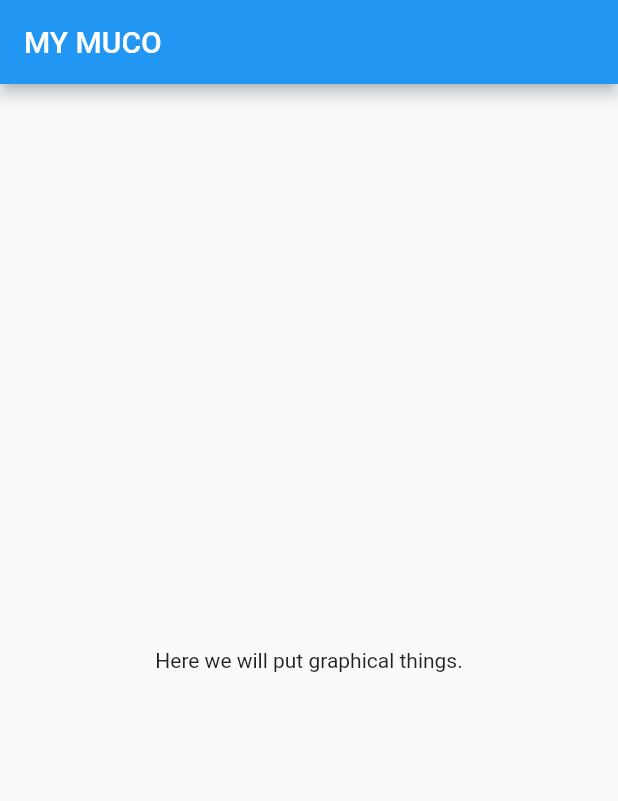
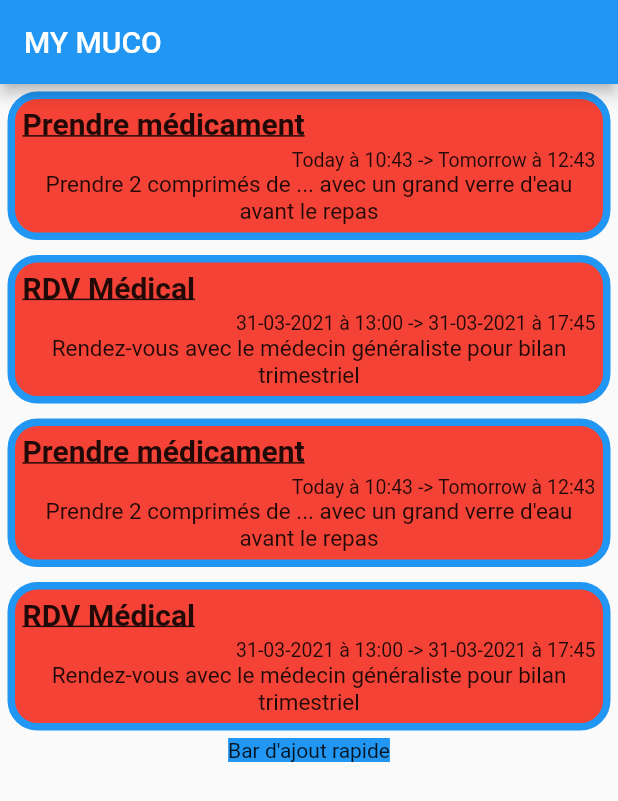
Before and after one commit to Kritor-cyber/MaMuco, a Flutter app: the screen it shows after launch, on a phone screen of 412 x 824 dp. Shown: the top 801 px of the screen. Run offline on Flutter 3.47's test engine with Material 2 defaults, Android fonts, the phone set to English and light mode, and no system bars.

Commit message:
Creating welcome page

```diff
--- /dev/null
+++ b/lib/CalendarEvent.dart
@@ -0,0 +1,30 @@
+import 'internationalization.dart';
+import 'utilities.dart';
+
+class CalendarEvent {
+  static Internationalization language;
+
+  DateTime startTime, endTime;
+  String title;
+  String infos;
+
+  static void setLanguage(Internationalization lang) { language = lang; }
+
+  DateTime getStartTime() { return startTime; }
+  DateTime getEndTime() { return endTime; }
+  String getTitle() { return title; }
+  String getInfos() { return infos; }
+
+  void setStartTime(DateTime time) { startTime = time; }
+  void setEndTime(DateTime time) { endTime = time; }
+  void setTitle(String newTitle) { title = newTitle; }
+  void setInfos(String newInfos) { infos = newInfos; }
+
+  String getStartTimeString() {
+    return dateToString(startTime);
+  }
+
+  String getEndTimeString() {
+    return dateToString(endTime);
+  }
+}
--- /dev/null
+++ b/lib/Date.dart
@@ -0,0 +1,50 @@
+import 'internationalization.dart';
+
+class Date {
+  static Internationalization language;
+  int year;
+  int month;
+  int day;
+  int hour;
+  int minute;
+  int second;
+
+  static void setLanguage(Internationalization newLanguage) {
+    language = newLanguage;
+  }
+
+  Date.zero() {
+    year = 0;    month = 0;    day = 0;    hour = 0;    minute = 0;    second = 0;  }
+
+  Date(this.year, this.month, this.day, this.hour, this.minute, this.second) { }
+
+  int getYear() {
+    return year;
+  }
+  int getMonth() {
+    return month;
+  }
+  String getMonthString() {
+    return language.getMonth(day);
+  }
+  int getDay() {
+    return day;
+  }
+  String getDayString() {
+    return language.getDay(day);
+  }
+  int getHour() {
+    return hour;
+  }
+  int getMinute() {
+    return minute;
+  }
+  int getSecond() {
+    return second;
+  }
+
+  String toString()
+  {
+    return getDayString() + " " + day.toString() + " " + getMonthString() + " " + year.toString();
+  }
+}
--- /dev/null
+++ b/lib/WelcomePageClasses/MainInformation.dart
@@ -0,0 +1,79 @@
+import 'package:flutter/cupertino.dart';
+import 'package:flutter/material.dart';
+import 'package:flutter/rendering.dart';
+import '../CalendarEvent.dart';
+
+class MainInformation {
+  List<CalendarEvent> events;
+
+  MainInformation() { events = null; }
+  MainInformation.Events(this.events);
+
+  List<CalendarEvent> getEvents() { return events; }
+  void setEvents(List<CalendarEvent> newEvents) { events = newEvents; }
+
+  Widget getWidget() {
+
+    List<Widget> list = <Widget>[];
+
+    for (CalendarEvent event in events) {
+      Container container = Container(
+          //color: Colors.lightGreen,
+          margin: EdgeInsets.all(5),
+          padding: EdgeInsets.all(5),
+          decoration: BoxDecoration(
+            shape: BoxShape.rectangle,
+            border: Border.all(
+              width: 5,
+              color: Colors.blue,
+            ),
+            color: Colors.red,
+            borderRadius: BorderRadius.circular(20),
+          ),
+
+          child: Column(
+              children: [
+                  Container(
+                      width: double.infinity,
+                      child: Text(    // Title configuration
+                          event.getTitle(),
+                          textAlign: TextAlign.left,
+                          style: TextStyle(
+                              fontSize: 20,
+                              fontWeight: FontWeight.bold,
+                              decoration: TextDecoration.underline,
+                          ),
+                      ),
+
+                      padding: EdgeInsets.only(bottom: 5),
+                  ),
+                  Container(
+                      width: double.infinity,
+                      child: Text(    // Date configuration
+                          event.getStartTimeString() + " -> " + event.getEndTimeString(),
+                          textAlign: TextAlign.right,
+                          style: TextStyle(
+                              fontSize: 13,
+                          ),
+                      ),
+                  ),
+                  Container(
+                      width: double.infinity,
+                      child: Text(    // Informations configuration
+                          event.getInfos(),
+                          textAlign: TextAlign.center,
+                          style: TextStyle(
+                            fontSize: 15,
+                          ),
+                      ),
+                  ),
+              ],
+          ),
+      );
+
+      list.add(container);
+    }
+
+    return Column(children: list);
+  }
+}
--- a/lib/main.dart
+++ b/lib/main.dart
@@ -1,41 +1,43 @@
 import 'dart:io';
 import 'package:flutter/material.dart';
+import 'CalendarEvent.dart';
 import 'internationalization.dart';
 
+import 'mainPage.dart';
+import 'utilities.dart';
+
 void main() {
+
+  //debugPaintSizeEnabled = true;
   /* English is the default language but is set to system language if it exists*/
-  Internationalization language = LanguageEn();
+  language = LanguageEn();
 
   if (Platform.localeName == "fr_FR")
     language = LanguageFr();
+
+  CalendarEvent.setLanguage(language);
 
   runApp(MaterialApp(
     title: language.getAppName(),
     theme: ThemeData(
       primarySwatch: Colors.blue,
     ),
-    home: MaMucoHomePage(language: language),
+    home: MaMucoHomePage(),
   ));
 }
 
 class MaMucoHomePage extends StatelessWidget {
 
-  Internationalization language;
-
-  MaMucoHomePage({Key key, @required this.language}) : super(key: key);
+  MaMucoHomePage({Key key}) : super(key: key);
 
   @override
   Widget build(BuildContext context) {
 
     return Scaffold(
-      appBar: AppBar(
-        title: Text(language.getAppName()),
-      ),
-      body: Center(
-        child: Text(
-          'Here we will put graphical things.',
+        appBar: AppBar(
+            title: Text(language.getAppName()),
         ),
-      ), // This trailing comma makes auto-formatting nicer for build methods.
+        body: mainPage(),
     );
   }
 }
--- /dev/null
+++ b/lib/mainPage.dart
@@ -0,0 +1,60 @@
+import 'package:flutter/material.dart';
+
+import 'CalendarEvent.dart';
+import 'WelcomePageClasses/MainInformation.dart';
+
+class mainPage extends StatelessWidget {
+
+  MainInformation info = MainInformation();
+  MainInformation info2 = MainInformation();
+
+  /** Events used to test the draw*/
+  List<CalendarEvent> list;
+  /** END */
+
+  mainPage() {
+    /** Events used to test the draw */
+
+    list = <CalendarEvent>[];
+    list.add(CalendarEvent());
+    list.last.setTitle("Prendre médicament");
+    list.last.setStartTime(DateTime(2021, 03, 29, 10, 43));
+    list.last.setEndTime(DateTime(2021, 03, 30, 12, 43));
+    list.last.setInfos("Prendre 2 comprimés de ... avec un grand verre d'eau avant le repas");
+
+    list.add(CalendarEvent());
+    list.last.setTitle("RDV Médical");
+    list.last.setStartTime(DateTime(2021, 03, 31, 13, 00));
+    list.last.setEndTime(DateTime(2021, 03, 31, 17, 45));
+    list.last.setInfos("Rendez-vous avec le médecin généraliste pour bilan trimestriel");
+
+    info.setEvents(list);
+    info2.setEvents(list);
+
+    /** END */
+  }
+
+  @override
+  Widget build(BuildContext context) {
+
+    return Column(
+        children: [
+            Column(
+                children: [
+                  info.getWidget(),
+                  info2.getWidget(),
+                ]
+            ),
+            getAddingBar(),
+        ]
+    );
+  }
+
+  Widget getAddingBar() {
+    return Container (
+      color: Colors.blue,
+      child: Text("Bar d'ajout rapide"),
+    );
+  }
+
+}
--- /dev/null
+++ b/lib/utilities.dart
@@ -0,0 +1,24 @@
+import 'internationalization.dart';
+
+Internationalization language;
+
+String twoDigitInt(int number) {
+    if (number < 10)
+        return "0" + number.toString();
+    else
+        return number.toString();
+}
+
+String dateToString(DateTime time) {
+    String string = "";
+    if (time.difference(DateTime.now()).inHours < 24)
+        string += language.getToday();
+    else if (time.difference(DateTime.now()).inHours < 48)
+        string += language.getTomorrow();
+    else
+        string += twoDigitInt(time.day) + "-" + twoDigitInt(time.month) + "-" + twoDigitInt(time.year);
+
+    string += " à " + twoDigitInt(time.hour) + ":" + twoDigitInt(time.minute);
+
+    return string;
+}
--- a/pubspec.yaml
+++ b/pubspec.yaml
@@ -25,6 +25,8 @@ dependencies:
     sdk: flutter
   flutter_localizations:
     sdk: flutter
+  syncfusion_flutter_calendar: ^18.4.49
+  syncfusion_localizations: ^18.4.49
 
 flutter_intl:
   enabled: true
```
Also changed, not shown: lib/internationalization.dart (+112 -0 lines), pubspec.lock, 1 other file.
